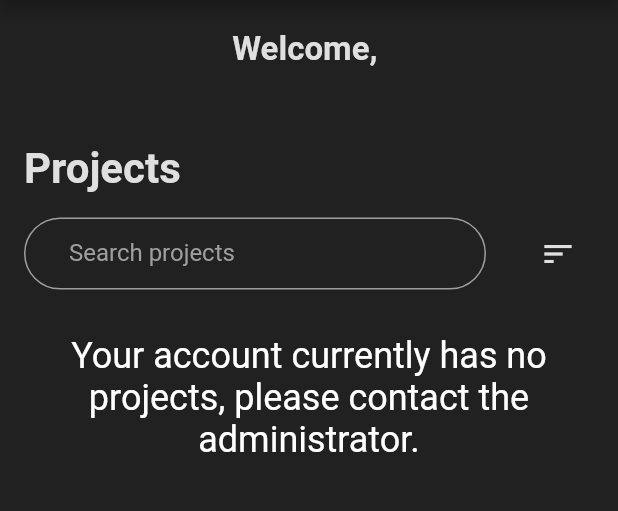
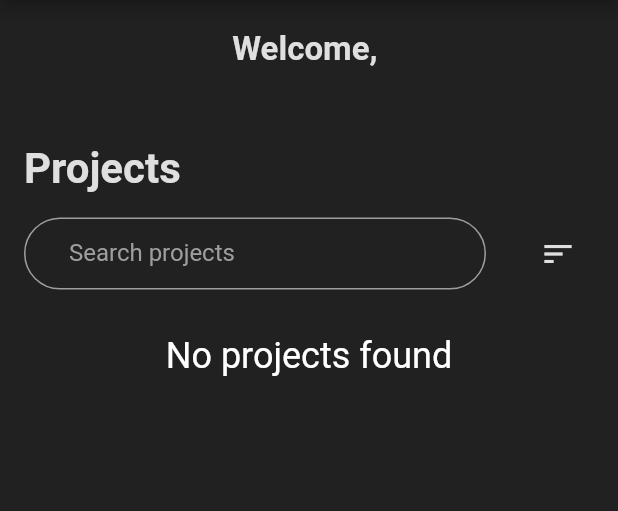
Before and after one commit to Quantonly/RoboWorks, a Flutter app: the screen it shows once a user with an empty profile is signed in, on a phone screen of 412 x 824 dp, the part 84-595 px from its top. Run offline on Flutter 3.47's test engine with Material 2 defaults, Android fonts, the phone set to English and light mode, and no system bars; our stand-ins replace cloud_firestore, firebase_analytics, firebase_auth, firebase_core, firebase_crashlytics, form_field_validator and 4 more; accounts and stored records are empty.

Commit message:
Change no data indication text

```diff
--- a/lib/pages/dashboard.dart
+++ b/lib/pages/dashboard.dart
@@ -98,7 +98,7 @@ class _DashboardPageState extends State<DashboardPage> {
                         child: Padding(
                           padding: EdgeInsets.symmetric(horizontal: 32.0),
                           child: Text(
-                            'Your account currently has no projects, please contact the administrator.',
+                            'No projects found',
                             textAlign: TextAlign.center,
                             style: TextStyle(color: Colors.white, fontSize: 24),
                           ),
--- a/lib/pages/robots.dart
+++ b/lib/pages/robots.dart
@@ -77,7 +77,7 @@ class _RobotsPageState extends State<RobotsPage> {
                         child: Padding(
                           padding: EdgeInsets.symmetric(horizontal: 32.0),
                           child: Text(
-                            'There are currently no robots for this project, please contact the administrator.',
+                            'No robots found',
                             textAlign: TextAlign.center,
                             style: TextStyle(color: Colors.white, fontSize: 24),
                           ),
```
